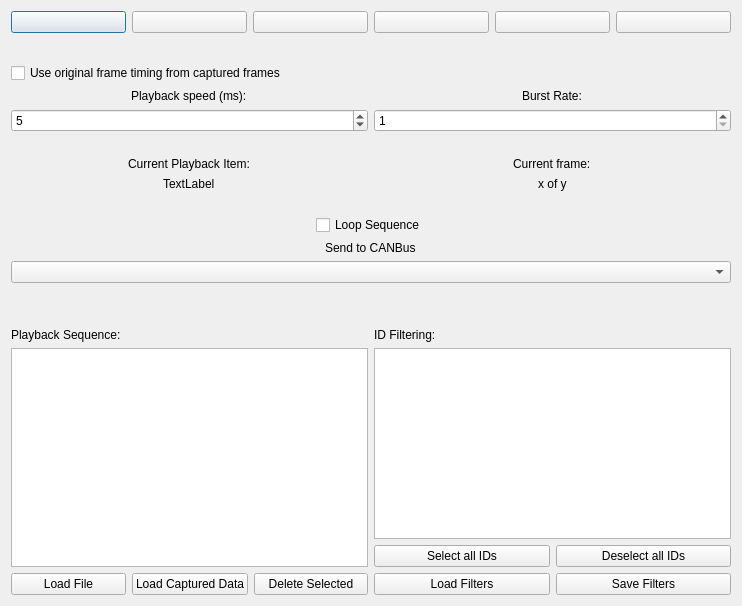
The window that ui/frameplaybackwindow.ui (collin80/SavvyCAN) describes before a commit, drawn with Qt 5.
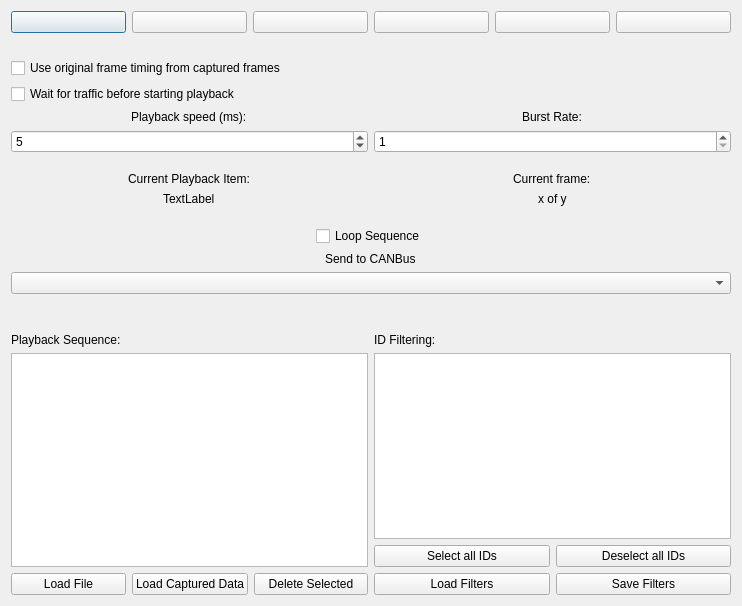
The same window after the commit. Icons and pictures are not drawn.

Commit message: Incremented version number, added mode to playback window to make it start playback only once traffic starts coming in

Patch:
```diff
--- a/ui/frameplaybackwindow.ui
+++ b/ui/frameplaybackwindow.ui
@@ -107,6 +107,13 @@
      </property>
     </widget>
    </item>
+   <item>
+    <widget class="QCheckBox" name="ckWaitForTraffic">
+     <property name="text">
+      <string>Wait for traffic before starting playback</string>
+     </property>
+    </widget>
+   </item>
    <item>
     <layout class="QHBoxLayout" name="horizontalLayout_4">
      <item>
```
The commit also changes 4 other files.
